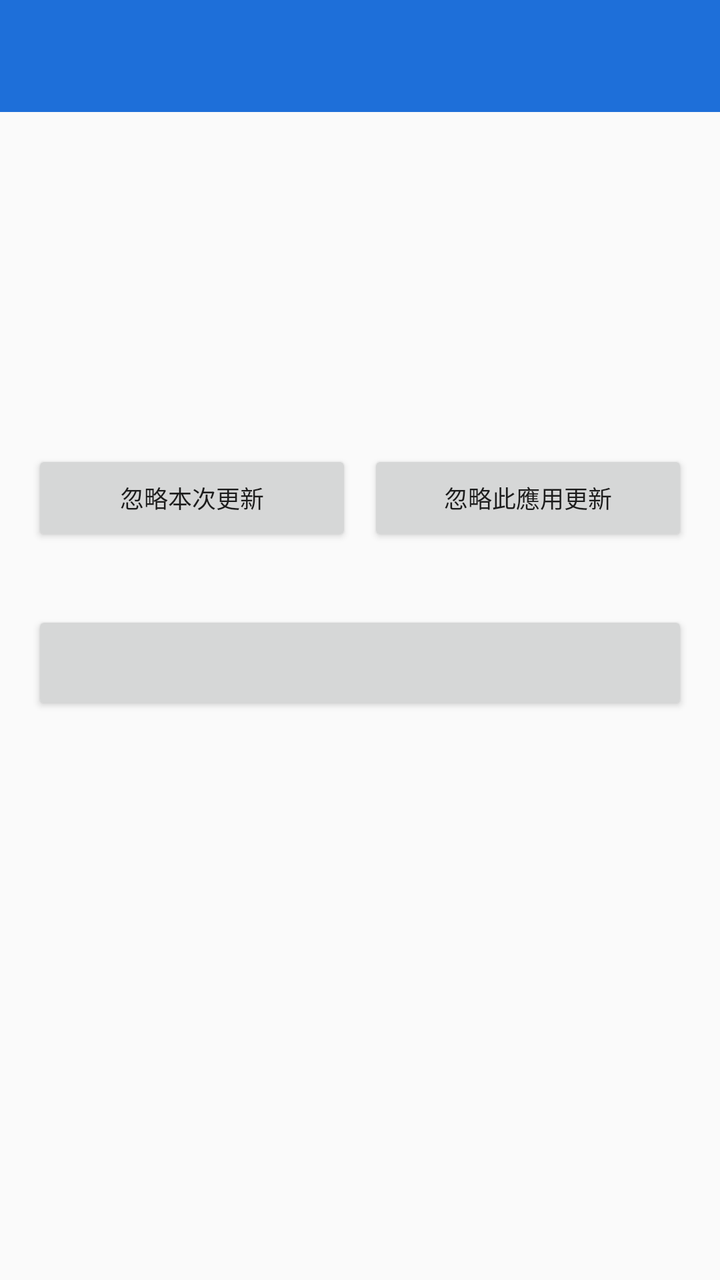
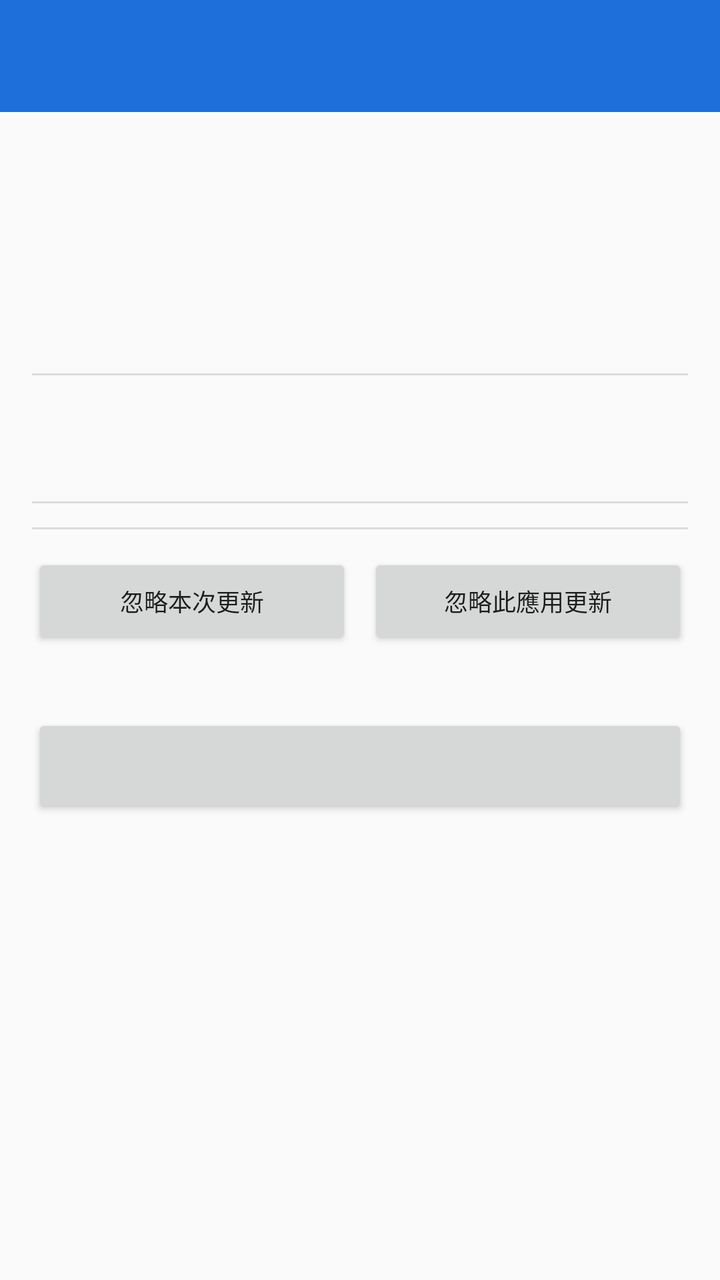

An Android layout rendered at two revisions. The XML below is the earlier revision; the diff shows what the commit changed to produce the second picture.
<!-- AndroidManifest.xml: application theme Theme.YybLite -->
<!-- res/layout/activity_detail.xml -->
<?xml version="1.0" encoding="utf-8"?>
<LinearLayout xmlns:android="http://schemas.android.com/apk/res/android"
    android:layout_width="match_parent"
    android:layout_height="match_parent"
    android:orientation="vertical">

    <androidx.appcompat.widget.Toolbar
        android:id="@+id/toolbar"
        android:layout_width="match_parent"
        android:layout_height="?attr/actionBarSize"
        android:background="?attr/colorPrimary"
        android:theme="@style/ThemeOverlay.AppCompat.Dark.ActionBar"
        android:popupTheme="@style/ThemeOverlay.AppCompat.Light" />

    <ScrollView
        android:layout_width="match_parent"
        android:layout_height="0dp"
        android:layout_weight="1"
        android:fillViewport="true">

        <LinearLayout
            android:layout_width="match_parent"
            android:layout_height="wrap_content"
            android:orientation="vertical"
            android:paddingStart="16dp"
            android:paddingTop="8dp"
            android:paddingEnd="16dp"
            android:paddingBottom="16dp">

            <LinearLayout
                android:layout_width="match_parent"
                android:layout_height="wrap_content"
                android:gravity="center_vertical"
                android:orientation="horizontal"
                android:paddingTop="8dp"
                android:paddingBottom="4dp">

                <ImageView
                    android:id="@+id/icon"
                    android:layout_width="72dp"
                    android:layout_height="72dp"
                    android:contentDescription="@null"
                    android:scaleType="fitCenter"
                    android:src="@android:drawable/sym_def_app_icon" />

                <LinearLayout
                    android:layout_width="0dp"
                    android:layout_height="wrap_content"
                    android:layout_marginStart="14dp"
                    android:layout_weight="1"
                    android:orientation="vertical">

                    <TextView
                        android:id="@+id/name"
                        android:layout_width="match_parent"
                        android:layout_height="wrap_content"
                        android:textSize="20sp"
                        android:textStyle="bold" />

                    <TextView
                        android:id="@+id/slogan"
                        android:layout_width="match_parent"
                        android:layout_height="wrap_content"
                        android:layout_marginTop="2dp"
                        android:textSize="12sp" />

                    <TextView
                        android:id="@+id/developer"
                        android:layout_width="match_parent"
                        android:layout_height="wrap_content"
                        android:layout_marginTop="4dp"
                        android:textSize="13sp" />

                    <TextView
                        android:id="@+id/meta"
                        android:layout_width="match_parent"
                        android:layout_height="wrap_content"
                        android:layout_marginTop="2dp"
                        android:textSize="12sp" />
                </LinearLayout>
            </LinearLayout>

            <TextView
                android:id="@+id/official"
                android:layout_width="wrap_content"
                android:layout_height="wrap_content"
                android:layout_marginTop="4dp"
                android:background="?attr/colorControlHighlight"
                android:paddingStart="8dp"
                android:paddingTop="3dp"
                android:paddingEnd="8dp"
                android:paddingBottom="3dp"
                android:text="@string/detail_official"
                android:textSize="11sp"
                android:visibility="gone" />

            <LinearLayout
                android:id="@+id/info"
                android:layout_width="match_parent"
                android:layout_height="wrap_content"
                android:orientation="vertical"
                android:paddingTop="10dp" />

            <HorizontalScrollView
                android:layout_width="match_parent"
                android:layout_height="wrap_content"
                android:layout_marginTop="8dp"
                android:scrollbars="none">

                <LinearLayout
                    android:id="@+id/screenshots"
                    android:layout_width="wrap_content"
                    android:layout_height="wrap_content"
                    android:orientation="horizontal" />
            </HorizontalScrollView>

            <TextView
                android:id="@+id/intro"
                android:layout_width="match_parent"
                android:layout_height="wrap_content"
                android:paddingTop="12dp"
                android:paddingBottom="4dp"
                android:textSize="13sp" />

            <TextView
                android:id="@+id/reviews_title"
                android:layout_width="match_parent"
                android:layout_height="wrap_content"
                android:paddingTop="12dp"
                android:text="@string/detail_reviews"
                android:textSize="15sp"
                android:textStyle="bold"
                android:visibility="gone" />

            <LinearLayout
                android:id="@+id/reviews"
                android:layout_width="match_parent"
                android:layout_height="wrap_content"
                android:orientation="vertical" />

            <TextView
                android:id="@+id/same_title"
                android:layout_width="match_parent"
                android:layout_height="wrap_content"
                android:paddingTop="12dp"
                android:text="@string/detail_same_developer"
                android:textSize="15sp"
                android:textStyle="bold"
                android:visibility="gone" />

            <LinearLayout
                android:id="@+id/same"
                android:layout_width="match_parent"
                android:layout_height="wrap_content"
                android:orientation="vertical" />

            <TextView
                android:id="@+id/history_title"
                android:layout_width="match_parent"
                android:layout_height="wrap_content"
                android:paddingTop="12dp"
                android:text="@string/detail_history"
                android:textSize="15sp"
                android:textStyle="bold"
                android:visibility="gone" />

            <LinearLayout
                android:id="@+id/history"
                android:layout_width="match_parent"
                android:layout_height="wrap_content"
                android:orientation="vertical" />

            <LinearLayout
                android:layout_width="match_parent"
                android:layout_height="wrap_content"
                android:layout_marginTop="12dp"
                android:orientation="horizontal">

                <Button
                    android:id="@+id/ignore_once"
                    android:layout_width="0dp"
                    android:layout_height="wrap_content"
                    android:layout_weight="1"
                    android:text="@string/ignore_once"
                    android:textSize="12sp" />

                <Button
                    android:id="@+id/ignore_forever"
                    android:layout_width="0dp"
                    android:layout_height="wrap_content"
                    android:layout_marginStart="8dp"
                    android:layout_weight="1"
                    android:text="@string/ignore_forever"
                    android:textSize="12sp" />
            </LinearLayout>

            <TextView
                android:id="@+id/status"
                android:layout_width="match_parent"
                android:layout_height="wrap_content"
                android:paddingTop="8dp"
                android:paddingBottom="4dp"
                android:textSize="12sp" />

            <Button
                android:id="@+id/action"
                android:layout_width="match_parent"
                android:layout_height="52dp"
                android:layout_marginTop="4dp"
                android:textSize="16sp" />
        </LinearLayout>
    </ScrollView>
</LinearLayout>
<!-- resources referenced by this layout -->
<resources>
  <string name="detail_history">版本歷史（本機記錄）</string>
  <string name="detail_official">官方認證</string>
  <string name="detail_reviews">用戶評價</string>
  <string name="detail_same_developer">同開發者</string>
  <string name="ignore_forever">忽略此應用更新</string>
  <string name="ignore_once">忽略本次更新</string>
  <style name="Theme.YybLite" parent="Theme.AppCompat.DayNight.NoActionBar">
          <item name="colorPrimary">#FF1E6FD9</item>
          <item name="colorPrimaryDark">#FF14539F</item>
          <item name="colorAccent">#FF1E6FD9</item>
      </style>
</resources>

<!-- the commit's change to res/layout/activity_detail.xml (unified diff, before → after) -->
@@ -23,22 +23,20 @@
             android:layout_height="wrap_content"
             android:orientation="vertical"
             android:paddingStart="16dp"
-            android:paddingTop="8dp"
+            android:paddingTop="12dp"
             android:paddingEnd="16dp"
-            android:paddingBottom="16dp">
+            android:paddingBottom="20dp">
 
             <LinearLayout
                 android:layout_width="match_parent"
                 android:layout_height="wrap_content"
                 android:gravity="center_vertical"
-                android:orientation="horizontal"
-                android:paddingTop="8dp"
-                android:paddingBottom="4dp">
+                android:orientation="horizontal">
 
                 <ImageView
                     android:id="@+id/icon"
-                    android:layout_width="72dp"
-                    android:layout_height="72dp"
+                    android:layout_width="76dp"
+                    android:layout_height="76dp"
                     android:contentDescription="@null"
                     android:scaleType="fitCenter"
                     android:src="@android:drawable/sym_def_app_icon" />
@@ -54,7 +52,8 @@
                         android:id="@+id/name"
                         android:layout_width="match_parent"
                         android:layout_height="wrap_content"
-                        android:textSize="20sp"
+                        android:textColor="?android:attr/textColorPrimary"
+                        android:textSize="21sp"
                         android:textStyle="bold" />
 
                     <TextView
@@ -62,49 +61,65 @@
                         android:layout_width="match_parent"
                         android:layout_height="wrap_content"
                         android:layout_marginTop="2dp"
-                        android:textSize="12sp" />
+                        android:textColor="?android:attr/textColorSecondary"
+                        android:textSize="13sp" />
 
                     <TextView
                         android:id="@+id/developer"
                         android:layout_width="match_parent"
                         android:layout_height="wrap_content"
                         android:layout_marginTop="4dp"
-                        android:textSize="13sp" />
-
-                    <TextView
-                        android:id="@+id/meta"
-                        android:layout_width="match_parent"
-                        android:layout_height="wrap_content"
-                        android:layout_marginTop="2dp"
+                        android:textColor="?android:attr/textColorSecondary"
                         android:textSize="12sp" />
                 </LinearLayout>
             </LinearLayout>
 
-            <TextView
-                android:id="@+id/official"
-                android:layout_width="wrap_content"
+            <LinearLayout
+                android:layout_width="match_parent"
+                android:layout_height="wrap_content"
+                android:layout_marginTop="10dp"
+                android:gravity="center_vertical"
+                android:orientation="horizontal">
+
+                <TextView
+                    android:id="@+id/official"
+                    android:layout_width="wrap_content"
+                    android:layout_height="wrap_content"
+                    android:paddingStart="8dp"
+                    android:paddingTop="3dp"
+                    android:paddingEnd="8dp"
+                    android:paddingBottom="3dp"
+                    android:textSize="11sp" />
+
+                <TextView
+                    android:id="@+id/meta"
+                    android:layout_width="0dp"
+                    android:layout_height="wrap_content"
+                    android:layout_marginStart="10dp"
+                    android:layout_weight="1"
+                    android:gravity="end"
+                    android:textColor="?android:attr/textColorSecondary"
+                    android:textSize="12sp" />
+            </LinearLayout>
+
+            <View
+                android:layout_width="match_parent"
+                android:layout_height="1dp"
+                android:layout_marginTop="12dp"
+                android:background="?android:attr/dividerHorizontal" />
+
+            <LinearLayout
+                android:id="@+id/info"
+                android:layout_width="match_parent"
+                android:layout_height="wrap_content"
+                android:orientation="vertical"
+                android:paddingTop="6dp"
+                android:paddingBottom="6dp" />
+
+            <HorizontalScrollView
+                android:layout_width="match_parent"
                 android:layout_height="wrap_content"
                 android:layout_marginTop="4dp"
-                android:background="?attr/colorControlHighlight"
-                android:paddingStart="8dp"
-                android:paddingTop="3dp"
-                android:paddingEnd="8dp"
-                android:paddingBottom="3dp"
-                android:text="@string/detail_official"
-                android:textSize="11sp"
-                android:visibility="gone" />
-
-            <LinearLayout
-                android:id="@+id/info"
-                android:layout_width="match_parent"
-                android:layout_height="wrap_content"
-                android:orientation="vertical"
-                android:paddingTop="10dp" />
-
-            <HorizontalScrollView
-                android:layout_width="match_parent"
-                android:layout_height="wrap_content"
-                android:layout_marginTop="8dp"
                 android:scrollbars="none">
 
                 <LinearLayout
@@ -118,17 +133,25 @@
                 android:id="@+id/intro"
                 android:layout_width="match_parent"
                 android:layout_height="wrap_content"
+                android:lineSpacingExtra="3dp"
                 android:paddingTop="12dp"
-                android:paddingBottom="4dp"
-                android:textSize="13sp" />
+                android:paddingBottom="6dp"
+                android:textColor="?android:attr/textColorPrimary"
+                android:textSize="14sp" />
+
+            <View
+                android:layout_width="match_parent"
+                android:layout_height="1dp"
+                android:layout_marginTop="10dp"
+                android:background="?android:attr/dividerHorizontal" />
 
             <TextView
                 android:id="@+id/reviews_title"
                 android:layout_width="match_parent"
                 android:layout_height="wrap_content"
-                android:paddingTop="12dp"
-                android:text="@string/detail_reviews"
-                android:textSize="15sp"
+                android:paddingTop="14dp"
+                android:textColor="?android:attr/textColorPrimary"
+                android:textSize="16sp"
                 android:textStyle="bold"
                 android:visibility="gone" />
 
@@ -138,37 +161,20 @@
                 android:layout_height="wrap_content"
                 android:orientation="vertical" />
 
-            <TextView
-                android:id="@+id/same_title"
-                android:layout_width="match_parent"
-                android:layout_height="wrap_content"
-                android:paddingTop="12dp"
-                android:text="@string/detail_same_developer"
-                android:textSize="15sp"
-                android:textStyle="bold"
+            <Button
+                android:id="@+id/more_reviews"
+                android:layout_width="match_parent"
+                android:layout_height="wrap_content"
+                android:layout_marginTop="4dp"
+                android:text="@string/detail_show_all_reviews"
+                android:textSize="13sp"
                 android:visibility="gone" />
 
-            <LinearLayout
-                android:id="@+id/same"
-                android:layout_width="match_parent"
-                android:layout_height="wrap_content"
-                android:orientation="vertical" />
-
-            <TextView
-                android:id="@+id/history_title"
-                android:layout_width="match_parent"
-                android:layout_height="wrap_content"
-                android:paddingTop="12dp"
-                android:text="@string/detail_history"
-                android:textSize="15sp"
-                android:textStyle="bold"
-                android:visibility="gone" />
-
-            <LinearLayout
-                android:id="@+id/history"
-                android:layout_width="match_parent"
-                android:layout_height="wrap_content"
-                android:orientation="vertical" />
+            <View
+                android:layout_width="match_parent"
+                android:layout_height="1dp"
+                android:layout_marginTop="12dp"
+                android:background="?android:attr/dividerHorizontal" />
 
             <LinearLayout
                 android:layout_width="match_parent"
@@ -200,6 +206,7 @@
                 android:layout_height="wrap_content"
                 android:paddingTop="8dp"
                 android:paddingBottom="4dp"
+                android:textColor="?android:attr/textColorSecondary"
                 android:textSize="12sp" />
 
             <Button
<!-- resource entries referenced after the edit -->
@@ -1,9 +1,6 @@
 <!-- resources referenced by this layout -->
 <resources>
-  <string name="detail_history">版本歷史（本機記錄）</string>
-  <string name="detail_official">官方認證</string>
-  <string name="detail_reviews">用戶評價</string>
-  <string name="detail_same_developer">同開發者</string>
+  <string name="detail_show_all_reviews">顯示全部評論</string>
   <string name="ignore_forever">忽略此應用更新</string>
   <string name="ignore_once">忽略本次更新</string>
   <style name="Theme.YybLite" parent="Theme.AppCompat.DayNight.NoActionBar">
